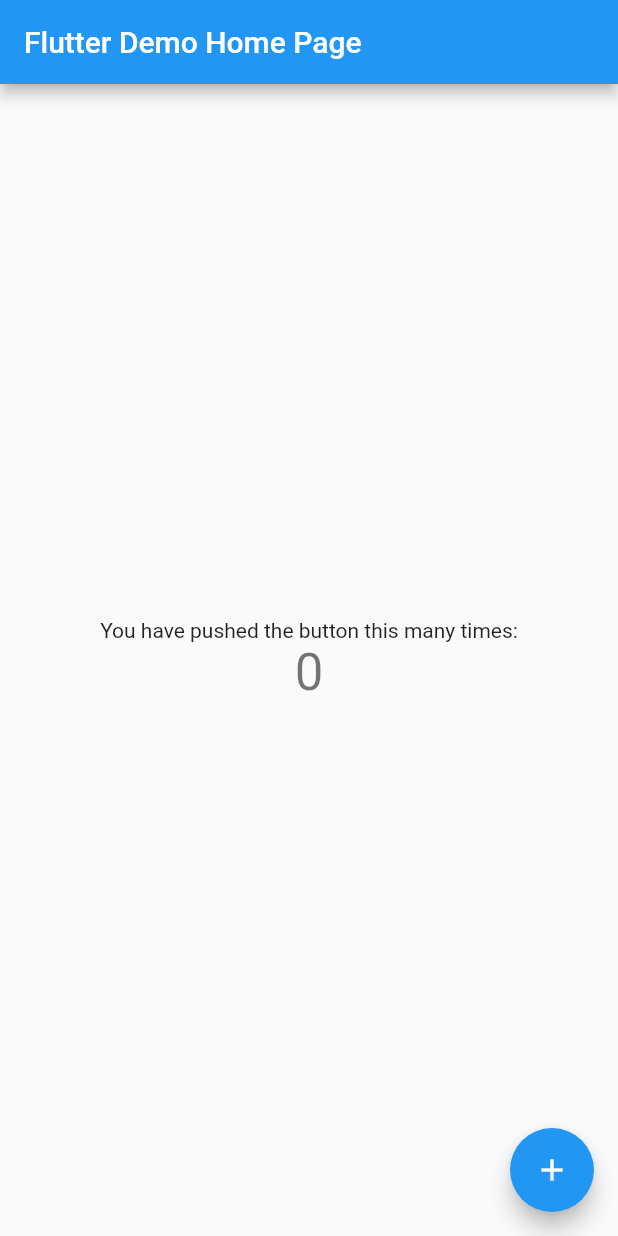
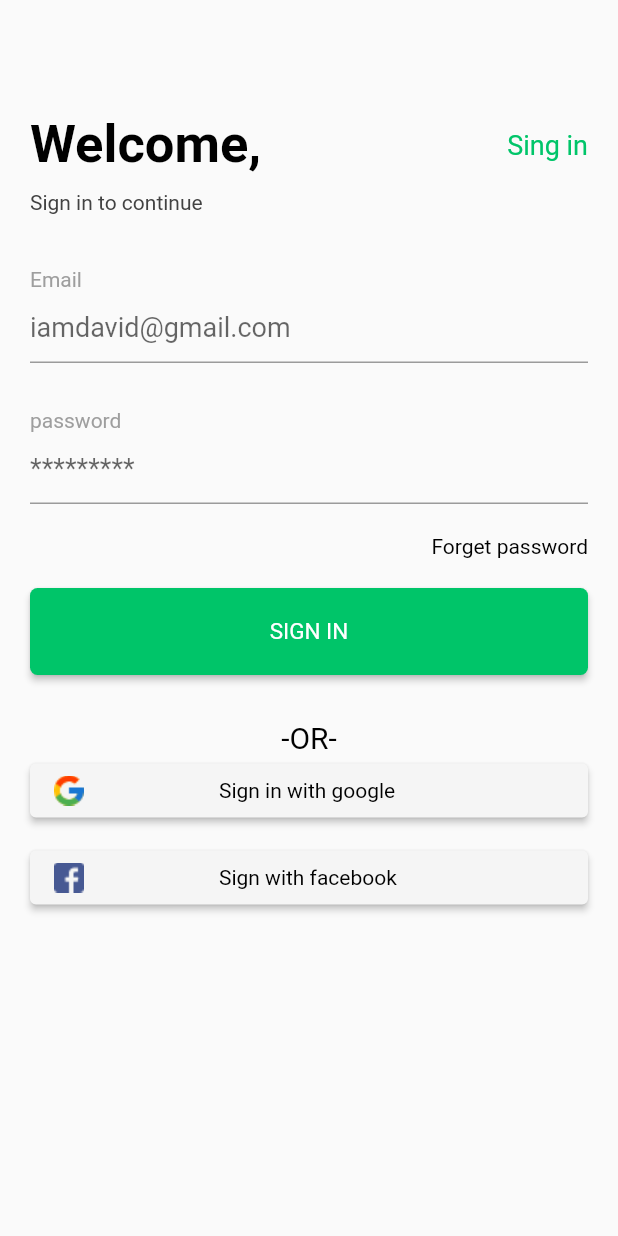
Before and after one commit to AlhusseinSabbouh/Ecommerce-with-MVVM, a Flutter app: the screen it shows after launch, on a phone screen of 412 x 824 dp. Run offline on Flutter 3.47's test engine with Material 2 defaults, Android fonts, the phone set to English and light mode, and no system bars; our stand-ins replace get.

Commit message:
make login page view without any function

```diff
--- /dev/null
+++ b/lib/constant.dart
@@ -0,0 +1,3 @@
+import 'package:flutter/material.dart';
+
+const mainColor = Color(0xff00C569);
--- a/lib/main.dart
+++ b/lib/main.dart
@@ -1,115 +1,17 @@
+import 'package:ecommerce_with_mvvm/view/auth/home_page_view.dart';
 import 'package:flutter/material.dart';
+import 'package:get/route_manager.dart';
 
 void main() {
-  runApp(const MyApp());
+  runApp(MyApp());
 }
 
 class MyApp extends StatelessWidget {
-  const MyApp({Key? key}) : super(key: key);
-
-  // This widget is the root of your application.
   @override
   Widget build(BuildContext context) {
-    return MaterialApp(
-      title: 'Flutter Demo',
-      theme: ThemeData(
-        // This is the theme of your application.
-        //
-        // Try running your application with "flutter run". You'll see the
-        // application has a blue toolbar. Then, without quitting the app, try
-        // changing the primarySwatch below to Colors.green and then invoke
-        // "hot reload" (press "r" in the console where you ran "flutter run",
-        // or simply save your changes to "hot reload" in a Flutter IDE).
-        // Notice that the counter didn't reset back to zero; the application
-        // is not restarted.
-        primarySwatch: Colors.blue,
-      ),
-      home: const MyHomePage(title: 'Flutter Demo Home Page'),
+    return GetMaterialApp(
+      debugShowCheckedModeBanner: false,
+      home: HomePageView(),
     );
   }
 }
-
-class MyHomePage extends StatefulWidget {
-  const MyHomePage({Key? key, required this.title}) : super(key: key);
-
-  // This widget is the home page of your application. It is stateful, meaning
-  // that it has a State object (defined below) that contains fields that affect
-  // how it looks.
-
-  // This class is the configuration for the state. It holds the values (in this
-  // case the title) provided by the parent (in this case the App widget) and
-  // used by the build method of the State. Fields in a Widget subclass are
-  // always marked "final".
-
-  final String title;
-
-  @override
-  State<MyHomePage> createState() => _MyHomePageState();
-}
-
-class _MyHomePageState extends State<MyHomePage> {
-  int _counter = 0;
-
-  void _incrementCounter() {
-    setState(() {
-      // This call to setState tells the Flutter framework that something has
-      // changed in this State, which causes it to rerun the build method below
-      // so that the display can reflect the updated values. If we changed
-      // _counter without calling setState(), then the build method would not be
-      // called again, and so nothing would appear to happen.
-      _counter++;
-    });
-  }
-
-  @override
-  Widget build(BuildContext context) {
-    // This method is rerun every time setState is called, for instance as done
-    // by the _incrementCounter method above.
-    //
-    // The Flutter framework has been optimized to make rerunning build methods
-    // fast, so that you can just rebuild anything that needs updating rather
-    // than having to individually change instances of widgets.
-    return Scaffold(
-      appBar: AppBar(
-        // Here we take the value from the MyHomePage object that was created by
-        // the App.build method, and use it to set our appbar title.
-        title: Text(widget.title),
-      ),
-      body: Center(
-        // Center is a layout widget. It takes a single child and positions it
-        // in the middle of the parent.
-        child: Column(
-          // Column is also a layout widget. It takes a list of children and
-          // arranges them vertically. By default, it sizes itself to fit its
-          // children horizontally, and tries to be as tall as its parent.
-          //
-          // Invoke "debug painting" (press "p" in the console, choose the
-          // "Toggle Debug Paint" action from the Flutter Inspector in Android
-          // Studio, or the "Toggle Debug Paint" command in Visual Studio Code)
-          // to see the wireframe for each widget.
-          //
-          // Column has various properties to control how it sizes itself and
-          // how it positions its children. Here we use mainAxisAlignment to
-          // center the children vertically; the main axis here is the vertical
-          // axis because Columns are vertical (the cross axis would be
-          // horizontal).
-          mainAxisAlignment: MainAxisAlignment.center,
-          children: <Widget>[
-            const Text(
-              'You have pushed the button this many times:',
-            ),
-            Text(
-              '$_counter',
-              style: Theme.of(context).textTheme.headline4,
-            ),
-          ],
-        ),
-      ),
-      floatingActionButton: FloatingActionButton(
-        onPressed: _incrementCounter,
-        tooltip: 'Increment',
-        child: const Icon(Icons.add),
-      ), // This trailing comma makes auto-formatting nicer for build methods.
-    );
-  }
-}
--- /dev/null
+++ b/lib/view/auth/home_page_view.dart
@@ -0,0 +1,100 @@
+import 'package:ecommerce_with_mvvm/constant.dart';
+import 'package:ecommerce_with_mvvm/view/widget/custom_button.dart';
+import 'package:ecommerce_with_mvvm/view/widget/custom_social_buttom.dart';
+import 'package:ecommerce_with_mvvm/view/widget/custom_text.dart';
+import 'package:ecommerce_with_mvvm/view/widget/custom_text_form_field.dart';
+import 'package:flutter/material.dart';
+
+class HomePageView extends StatelessWidget {
+  const HomePageView({Key? key}) : super(key: key);
+
+  @override
+  Widget build(BuildContext context) {
+    return Scaffold(
+      appBar: AppBar(
+        elevation: 0.0,
+        backgroundColor: Colors.transparent,
+      ),
+      body: Padding(
+        padding: const EdgeInsets.only(top: 20, right: 20, left: 20),
+        child: Column(
+          children: [
+            Row(
+              mainAxisAlignment: MainAxisAlignment.spaceBetween,
+              children: [
+                CustomText(
+                  text: "Welcome,",
+                  fontSize: 35,
+                  fontWeight: FontWeight.bold,
+                ),
+                CustomText(
+                  text: "Sing in",
+                  fontSize: 18,
+                  color: mainColor,
+                )
+              ],
+            ),
+            SizedBox(
+              height: 10,
+            ),
+            CustomText(
+                text: "Sign in to continue",
+                fontSize: 14,
+                color: Colors.grey.shade800),
+            SizedBox(
+              height: 35,
+            ),
+            CustonTextFormField(
+                text: "Email",
+                hintText: "iamdavid@gmail.com",
+                onSaved: (value) {},
+                validator: (value) {
+                  return "";
+                }),
+            SizedBox(
+              height: 30,
+            ),
+            CustonTextFormField(
+                hintText: "*********",
+                text: "password",
+                onSaved: (value) {},
+                validator: (value) {
+                  return "";
+                }),
+            SizedBox(
+              height: 20,
+            ),
+            CustomText(
+              text: "Forget password",
+              fontSize: 14,
+              alignment: Alignment.topRight,
+            ),
+            SizedBox(
+              height: 20,
+            ),
+            CustomButton(text: "SIGN IN", onPressed: () {}),
+            SizedBox(
+              height: 30,
+            ),
+            CustomText(
+              text: "-OR-",
+              fontSize: 20,
+              alignment: Alignment.center,
+            ),
+            CustonSocialButtom(
+                image: "googleIcon.png",
+                onPressed: () {},
+                text: "Sign in with google"),
+            SizedBox(
+              height: 10,
+            ),
+            CustonSocialButtom(
+                image: "facbookIcon.png",
+                onPressed: () {},
+                text: "Sign with facebook")
+          ],
+        ),
+      ),
+    );
+  }
+}
--- /dev/null
+++ b/lib/view/widget/custom_button.dart
@@ -0,0 +1,38 @@
+import 'package:ecommerce_with_mvvm/constant.dart';
+import 'package:ecommerce_with_mvvm/view/widget/custom_text.dart';
+import 'package:flutter/material.dart';
+
+class CustomButton extends StatelessWidget {
+  final String text;
+  final Function()? onPressed;
+
+  CustomButton({required this.text, required this.onPressed});
+
+  @override
+  Widget build(BuildContext context) {
+    return Container(
+      decoration: BoxDecoration(
+        borderRadius: BorderRadius.circular(50),
+      ),
+      child: ElevatedButton(
+          style: ButtonStyle(
+              backgroundColor: MaterialStateProperty.all(mainColor),
+              padding:
+                  MaterialStateProperty.all<EdgeInsets>(EdgeInsets.all(20)),
+              shape: MaterialStateProperty.all<RoundedRectangleBorder>(
+                  RoundedRectangleBorder(
+                borderRadius: BorderRadius.circular(5.0),
+              )))
+/*           style: ElevatedButton.styleFrom(
+              primary: mainColor, padding: EdgeInsets.all(18)) */
+          ,
+          onPressed: onPressed,
+          child: CustomText(
+            text: text,
+            fontSize: 15,
+            color: Colors.white,
+            alignment: Alignment.center,
+          )),
+    );
+  }
+}
--- /dev/null
+++ b/lib/view/widget/custom_social_buttom.dart
@@ -0,0 +1,30 @@
+import 'package:ecommerce_with_mvvm/view/widget/custom_text.dart';
+import 'package:flutter/material.dart';
+
+class CustonSocialButtom extends StatelessWidget {
+  final String image;
+  final String text;
+  final Function()? onPressed;
+
+  CustonSocialButtom(
+      {required this.image, required this.onPressed, required this.text});
+
+  @override
+  Widget build(BuildContext context) {
+    return ElevatedButton(
+        style: ElevatedButton.styleFrom(primary: Colors.grey.shade100),
+        onPressed: onPressed,
+        child: Row(
+          children: [
+            Image.asset('assets/images/${image}'),
+            SizedBox(
+              width: 90,
+            ),
+            CustomText(
+              text: text,
+              fontSize: 14,
+            ),
+          ],
+        ));
+  }
+}
--- /dev/null
+++ b/lib/view/widget/custom_text.dart
@@ -0,0 +1,27 @@
+import 'package:flutter/material.dart';
+
+class CustomText extends StatelessWidget {
+  final String text;
+  final Color color;
+  final double fontSize;
+  final Alignment alignment;
+  final FontWeight fontWeight;
+  CustomText(
+      {required this.text,
+      this.color = Colors.black,
+      required this.fontSize,
+      this.alignment = Alignment.topLeft,
+      this.fontWeight = FontWeight.normal});
+
+  @override
+  Widget build(BuildContext context) {
+    return Container(
+      child: Text(
+        text,
+        style:
+            TextStyle(fontSize: fontSize, color: color, fontWeight: fontWeight),
+      ),
+      alignment: alignment,
+    );
+  }
+}
--- /dev/null
+++ b/lib/view/widget/custom_text_form_field.dart
@@ -0,0 +1,38 @@
+import 'package:ecommerce_with_mvvm/view/widget/custom_text.dart';
+import 'package:flutter/material.dart';
+
+class CustonTextFormField extends StatelessWidget {
+  final String text;
+  final Function(String?)? onSaved;
+  final String hintText;
+  final String Function(String?)? validator;
+
+  CustonTextFormField(
+      {required this.text,
+      required this.onSaved,
+      required this.validator,
+      required this.hintText});
+
+  @override
+  Widget build(BuildContext context) {
+    return Container(
+      child: Column(
+        children: [
+          CustomText(
+            text: text,
+            fontSize: 14,
+            color: Colors.grey,
+          ),
+          TextFormField(
+            decoration: InputDecoration(
+                hintText: hintText,
+                hintStyle: TextStyle(fontSize: 18),
+                fillColor: Colors.white),
+            onSaved: onSaved,
+            validator: validator,
+          )
+        ],
+      ),
+    );
+  }
+}
--- a/pubspec.yaml
+++ b/pubspec.yaml
@@ -27,6 +27,7 @@
 # the latest version available on pub.dev. To see which dependencies have newer
 # versions available, run `flutter pub outdated`.
 dependencies:
+  get:
   flutter:
     sdk: flutter
 
@@ -58,8 +59,8 @@
   uses-material-design: true
 
   # To add assets to your application, add an assets section, like this:
-  # assets:
-  #   - images/a_dot_burr.jpeg
+  assets:
+    - assets/images/
   #   - images/a_dot_ham.jpeg
 
   # An image asset can refer to one or more resolution-specific "variants", see
```
Also changed, not shown: assets/images/facbookIcon.png (added), assets/images/googleIcon.png (added), pubspec.lock, 1 other file.
